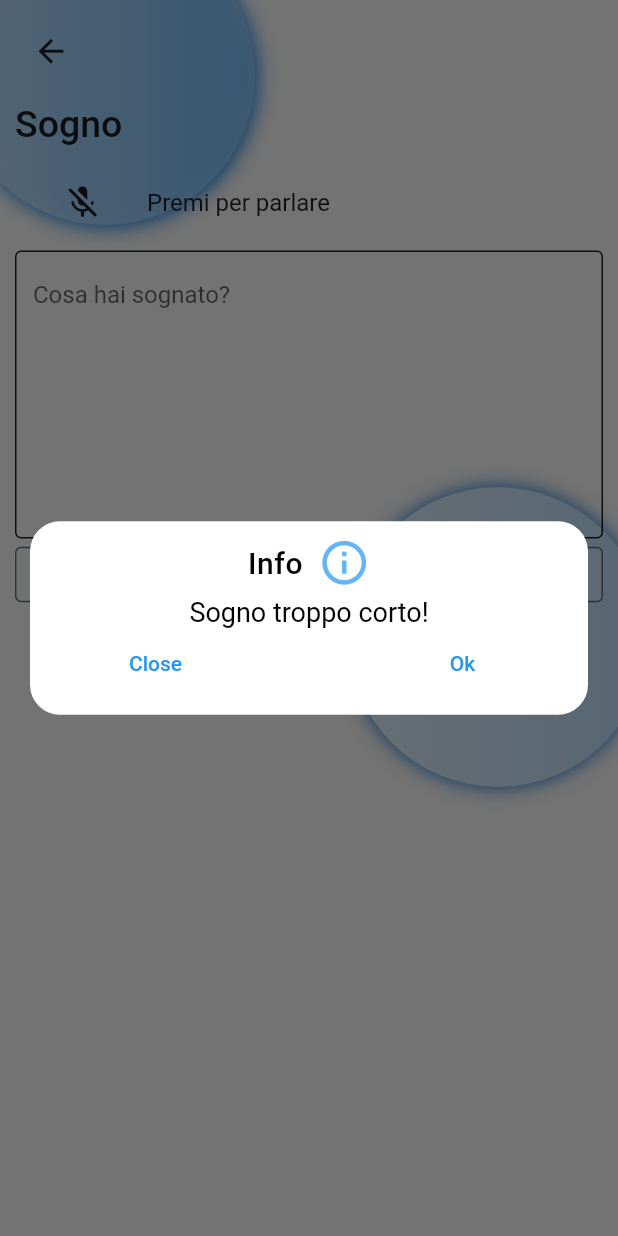
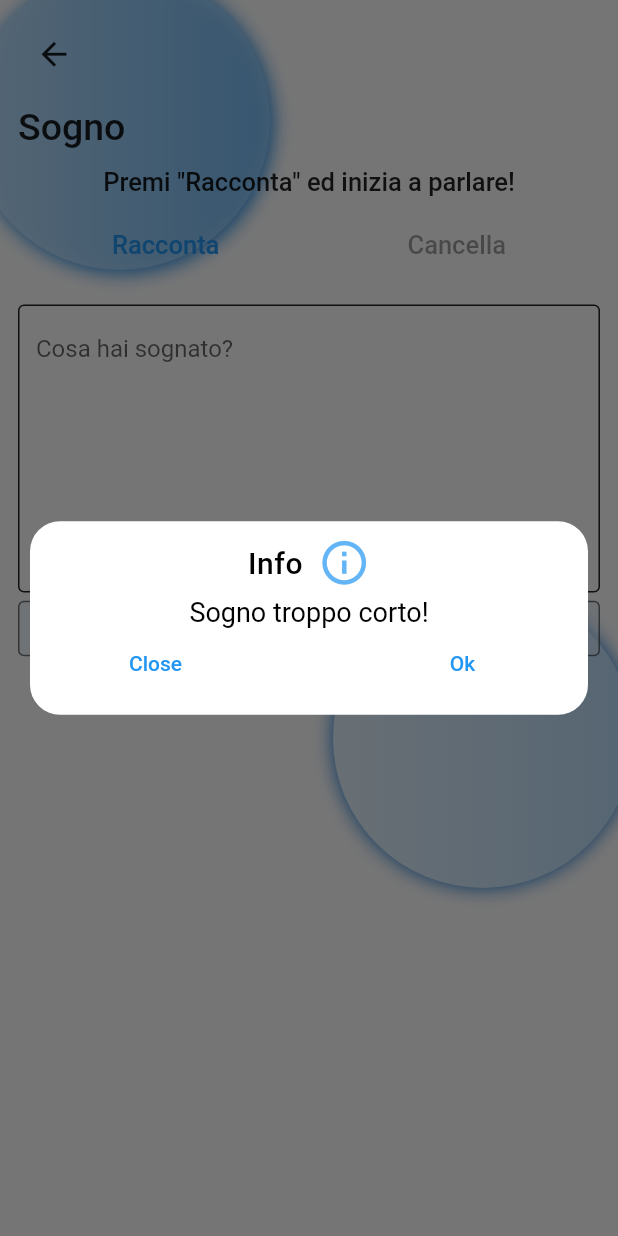
Before and after one commit to luca-fuligni-unicam/sogniario, a Flutter app: the AddDream screen opened by its route, after a tap on "Salva", on a phone screen of 412 x 824 dp. Run offline on Flutter 3.47's test engine with Material 2 defaults, Android fonts, the phone set to English and light mode, and no system bars; our stand-ins replace flutter_custom_clippers, flutter_swiper, fluttericon, hive, hive_flutter, jwt_decoder and 3 more; missing offline and left inert: flutter_picker, flutter_scatter, lazy_data_table, widget_arrows; accounts and stored records are empty.

Commit message:
Fixed bug when speaking.

```diff
--- a/frontend/lib/views/add_dream.dart
+++ b/frontend/lib/views/add_dream.dart
@@ -6,7 +6,12 @@ import 'package:frontend/widgets/alert.dart';
 import 'package:frontend/widgets/circle_decoration.dart';
 import 'package:frontend/widgets/sogniario_button.dart';
 import 'package:page_transition/page_transition.dart';
-import 'package:speech_to_text/speech_to_text.dart' as stt;
+import 'package:speech_to_text/speech_to_text.dart';
+import 'package:speech_to_text/speech_recognition_error.dart';
+import 'package:speech_to_text/speech_recognition_result.dart';
+
+import 'dart:async';
+import 'dart:math';
 
 
 class AddDream extends StatefulWidget {
@@ -17,82 +22,51 @@ class AddDream extends StatefulWidget {
 
 class _AddDreamState extends State<AddDream> {
 
-  TextEditingController dreamController;
-  stt.SpeechToText speech;
-  bool isListening = false;
+  TextEditingController dreamController = TextEditingController();
+  final SpeechToText speech = SpeechToText();
+
+  bool _hasSpeech = false;
+  double level = 0.0;
+  double minSoundLevel = 50000;
+  double maxSoundLevel = -50000;
+  String _currentLocaleId = '';
+  int resultListened = 0;
 
   @override
   void initState() {
-    dreamController = TextEditingController();
-    speech = stt.SpeechToText();
+    initSpeechState();
     super.initState();
   }
 
   @override
-  void dispose() {
+  dispose() {
     dreamController.dispose();
     super.dispose();
   }
 
-  void listen() async {
-    if (!isListening) {
-      bool available = await speech.initialize();
+  Future<void> initSpeechState() async {
+    var hasSpeech = await speech.initialize(
+        onError: errorListener,
+        onStatus: statusListener,
+        debugLogging: true,
+        finalTimeout: Duration(milliseconds: 0));
+    if (hasSpeech) {
+      var systemLocale = await speech.systemLocale();
+      _currentLocaleId = systemLocale?.localeId ?? '';
+    }
 
-      if (available) {
-        setState(() => isListening = true);
-        speech.listen(
-          partialResults: false,
-          onResult: (val) => setState(() {
-            dreamController.text += val.recognizedWords;
-            isListening = true;
-          }),
-        );
-      }
+    if (!mounted) return;
 
-    } else {
-      setState(() => isListening = false);
-      speech.stop();
-    }
+    setState(() {
+      _hasSpeech = hasSpeech;
+    });
   }
 
 
-  /*
-  void listen() async {
-    _available = await speech.initialize(
-      onStatus: (val)=> print('onStatus: $val'),
-      onError: (val) => print('onError: $val'),
-    );
-
-    if(!_available) {
-      setState(() {
-      });
-      return;
-    }
-
-    return speech.listen(
-      listenFor: Duration(minutes: 10),
-      pauseFor: Duration(seconds: 5),
-      partialResults: false,
-      onResult: (val) async {
-        setState(() {
-          isListening = true;
-          dreamController.text += val.recognizedWords;
-        });
-
-        if (val.finalResult) {
-          return await speech.stop();
-        }
-
-      },
-    );
-  }
-   */
-
   @override
   Widget build(BuildContext context) {
-
     return Scaffold(
-      resizeToAvoidBottomInset: false,
+      backgroundColor: Colors.white,
       body: SafeArea(
         child: Container(
           height: MediaQuery.of(context).size.height,
@@ -100,8 +74,8 @@ class _AddDreamState extends State<AddDream> {
             children: [
 
               Positioned(
-                top: -50,
-                left: -30,
+                top: -20,
+                left: -20,
                 child: CircleDecoration(
                   height: 200,
                   width: 200,
@@ -113,8 +87,8 @@ class _AddDreamState extends State<AddDream> {
               ),
 
               Positioned(
-                top: MediaQuery.of(context).size.height / 3 + 50,
-                right: -20,
+                top: MediaQuery.of(context).size.height / 2 - 20,
+                right: -10,
                 child: CircleDecoration(
                   height: 200,
                   width: 200,
@@ -126,7 +100,7 @@ class _AddDreamState extends State<AddDream> {
               ),
 
               ListView(
-                  padding: EdgeInsets.all(10),
+                  padding: EdgeInsets.all(12),
                   children: [
 
                     Align(
@@ -149,22 +123,50 @@ class _AddDreamState extends State<AddDream> {
                       ),
                     ),
 
-                    SizedBox(height: 10),
+                    SizedBox(
+                      height: 12,
+                    ),
 
-                    // ignore: deprecated_member_use
-                    FlatButton(
-                      onPressed: listen,
-                      child: ListTile(
-                        title: !isListening ? Text('Premi per parlare') : Text('In ascolto...'),
-                        leading: Icon(
-                          isListening ? Icons.mic_none_sharp : Icons.mic_off_rounded,
-                          color: Colors.black87,
-                          size: 26,
+                    Center(
+                      child: Text(
+                        'Premi "Racconta" ed inizia a parlare!',
+                        style: TextStyle(
+                            fontSize: 17,
+                            fontWeight: FontWeight.w500
                         ),
                       ),
                     ),
 
-                    SizedBox(height: 4),
+                    SizedBox(
+                      height: 8,
+                    ),
+
+                    Container(
+                      child: Row(
+                          mainAxisAlignment: MainAxisAlignment.spaceAround,
+                          children: [
+                            TextButton(
+                              onPressed: !_hasSpeech || speech.isListening ? null : startListening,
+                              child: Text(speech.isListening ? 'In ascolto..' : 'Racconta', style: TextStyle(fontSize: 17)),
+                            ),
+
+                            /*
+                            TextButton(
+                              onPressed: speech.isListening ? stopListening : null,
+                              child: Text('Stop', style: TextStyle(fontSize: 17)),
+                            ),
+                             */
+
+                            TextButton(
+                              onPressed: speech.isListening ? cancelListening : null,
+                              child: Text('Cancella', style: TextStyle(fontSize: 17)),
+                            ),
+                          ]),
+                    ),
+
+                    SizedBox(
+                      height: 16,
+                    ),
 
                     TextField(
                       maxLines: 8,
@@ -216,13 +218,72 @@ class _AddDreamState extends State<AddDream> {
 
                       },
                     ),
-
-                  ])
+                  ]),
             ]),
-
-        ),
+        )
       ),
     );
   }
 
+
+  void startListening() {
+    speech.listen(
+        onResult: resultListener,
+        listenFor: const Duration(seconds: 30),
+        pauseFor: Duration(seconds: 5),
+        partialResults: true,
+        localeId: _currentLocaleId,
+        onSoundLevelChange: soundLevelListener,
+        cancelOnError: true,
+        listenMode: ListenMode.confirmation
+    );
+
+    setState(() {});
+  }
+
+  void stopListening() {
+    speech.stop();
+    setState(() {
+      level = 0.0;
+    });
+  }
+
+  void cancelListening() {
+    speech.cancel();
+    setState(() {
+      level = 0.0;
+    });
+  }
+
+  void resultListener(SpeechRecognitionResult result) {
+    ++resultListened;
+
+    if (result.finalResult) {
+      setState(() {
+        dreamController.text += result.recognizedWords;
+      });
+    }
+  }
+
+  void soundLevelListener(double level) {
+    minSoundLevel = min(minSoundLevel, level);
+    maxSoundLevel = max(maxSoundLevel, level);
+
+    setState(() {
+      this.level = level;
+    });
+  }
+
+  void errorListener(SpeechRecognitionError error) {
+    try {
+
+    } catch (Exception) {
+      speech.stop();
+    }
+  }
+
+  void statusListener(String status) {
+
+  }
+
 }
```
